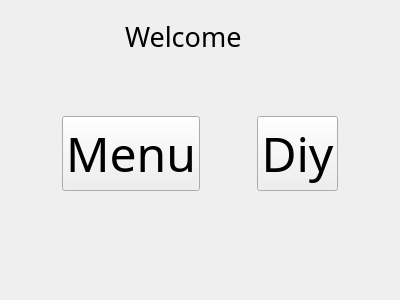
This is Trunk/gui/MenuOrDiy.ui in emiliosku/CubaTronik as Qt 5 draws it before an edit. The edited form follows.
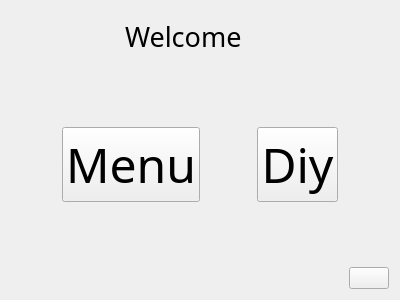
This is the edited form.

Commit message: New in this version: - Diy menu added - Setting widgets is easier now by adding them first, and then setting them up. - Added some icons.

Diff of the .ui file:
```diff
--- a/Trunk/gui/MenuOrDiy.ui
+++ b/Trunk/gui/MenuOrDiy.ui
@@ -154,17 +154,28 @@
     </spacer>
    </item>
    <item>
-    <spacer name="verticalSpacer_3">
+    <layout class="QHBoxLayout" name="horizontalLayout_3">
+     <item>
+      <spacer name="horizontalSpacer_3">
      <property name="orientation">
-      <enum>Qt::Vertical</enum>
+        <enum>Qt::Horizontal</enum>
      </property>
      <property name="sizeHint" stdset="0">
       <size>
-       <width>20</width>
-       <height>40</height>
+         <width>40</width>
+         <height>20</height>
       </size>
      </property>
     </spacer>
+     </item>
+     <item>
+      <widget class="QPushButton" name="pb_back">
+       <property name="text">
+        <string/>
+       </property>
+      </widget>
+     </item>
+    </layout>
    </item>
   </layout>
  </widget>
```
Lines whose indentation alone changed are shown as unchanged. The commit also changes 6 other files.
